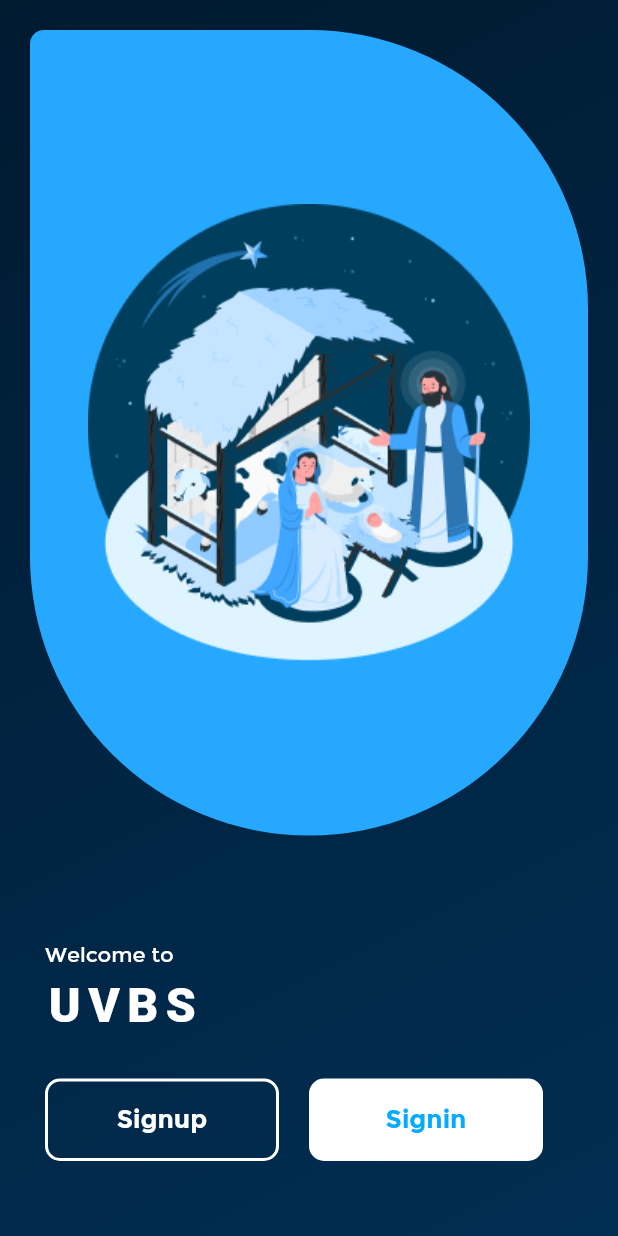
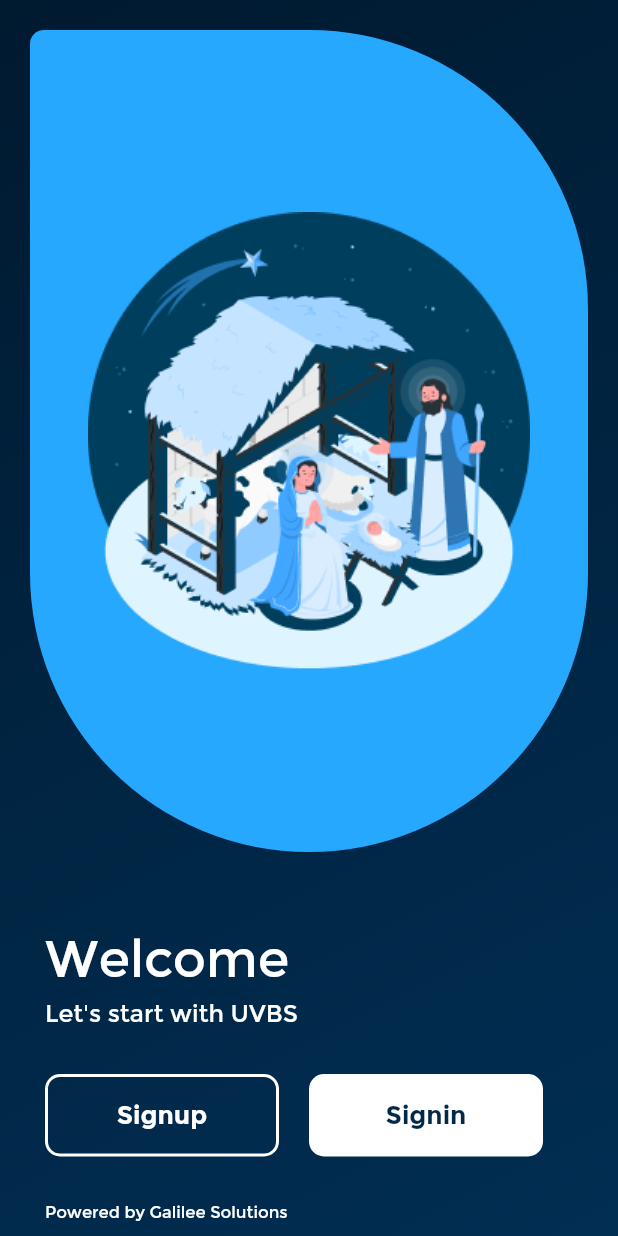
Before and after one commit to LEOANTONY2002/uvbsApp, a Flutter app: the screen it shows after launch, on a phone screen of 412 x 824 dp. Run offline on Flutter 3.47's test engine with Material 2 defaults, Android fonts, the light colour scheme and no system bars; our stand-ins replace audioplayers, better_player, blurrycontainer, carousel_slider, flutter_native_splash, graphql_flutter and 3 more; missing offline and left inert: flutter_stripe, flutter_windowmanager; Roboto replaces fonts that are missing (verdana).

```diff
--- a/lib/main.dart
+++ b/lib/main.dart
@@ -16,6 +16,7 @@ import 'package:uvbs/screens/ecom/OrderDetail.dart';
 import 'package:uvbs/screens/ecom/Orders.dart';
 import 'package:uvbs/screens/ecom/ProductDetail.dart';
 import 'package:uvbs/screens/ecom/Shipping.dart';
+// import 'package:uvbs/screens/ecom/UPI.dart';
 import 'package:uvbs/screens/stream/AudioDetail.dart';
 import 'package:uvbs/screens/stream/FavVideoDetail.dart';
 import 'package:uvbs/screens/stream/Stream.dart';
--- a/lib/screens/Login.dart
+++ b/lib/screens/Login.dart
@@ -19,7 +19,6 @@ class Login extends StatefulWidget {
 
 class _LoginState extends State<Login> {
   int screen = 0;
-  Error error = Error(open: false, msg: "");
   bool loading = false;
   String tc = "";
   String pp = "";
@@ -134,26 +133,24 @@ class _LoginState extends State<Login> {
                     children: [
                       Container(
                         padding: const EdgeInsets.symmetric(
-                            horizontal: 30, vertical: 50),
+                            horizontal: 30, vertical: 30),
                         width: MediaQuery.of(context).size.width,
                         child: Column(
                           crossAxisAlignment: CrossAxisAlignment.start,
                           children: [
                             const Text(
-                              "Welcome to",
+                              "Welcome",
                               style:
-                                  TextStyle(fontSize: 14, color: Colors.white),
+                                  TextStyle(fontSize: 34, color: Colors.white),
                             ),
                             const Padding(
                               padding: EdgeInsets.only(top: 7, bottom: 10),
                               child: Text(
-                                "UVBS",
+                                "Let's start with UVBS",
                                 style: TextStyle(
-                                    fontSize: 32,
+                                  fontSize: 16,
                                   color: Colors.white,
-                                    fontWeight: FontWeight.w800,
-                                    letterSpacing: 5,
-                                    fontFamily: 'verdana'),
+                                ),
                               ),
                             ),
                             Padding(
@@ -201,10 +198,11 @@ class _LoginState extends State<Login> {
                                               width: 2, color: Colors.white),
                                           borderRadius:
                                               BorderRadius.circular(10)),
-                                      child: Text(
+                                      child: const Text(
                                         "Signin",
                                         style: TextStyle(
-                                            color: AppColor.gradientFirst,
+                                            color:
+                                                Color.fromARGB(255, 2, 41, 72),
                                             fontSize: 17,
                                             fontWeight: FontWeight.w800),
                                       ),
@@ -212,10 +210,22 @@ class _LoginState extends State<Login> {
                                   ),
                                 ],
                               ),
-                            )
+                            ),
                           ],
                         ),
                       ),
+                      Container(
+                        padding: const EdgeInsets.only(bottom: 10),
+                        width: MediaQuery.of(context).size.width - 60,
+                        child: const Text(
+                          "Powered by Galilee Solutions",
+                          textAlign: TextAlign.left,
+                          style: TextStyle(
+                              color: Colors.white,
+                              fontWeight: FontWeight.w100,
+                              fontSize: 11),
+                        ),
+                      )
                     ],
                   ),
                 ],
@@ -481,15 +491,20 @@ class _LoginState extends State<Login> {
                                 } else {
                                   setState(() {
                                     loading = true;
-                                    error.open = false;
-                                    error.msg = "";
                                   });
                                   signupMutation(name.text, email.text,
                                           phone.text, password.text)
                                       .then((value) {
                                     if (value.hasException) {
-                                      openBottomSheet(_scaffoldKey,
-                                          "Something went wrong!");
+                                      setState(() {
+                                        loading = false;
+                                      });
+                                      print(value
+                                          .exception!.graphqlErrors[0].message);
+                                      openBottomSheet(
+                                          _scaffoldKey,
+                                          value.exception!.graphqlErrors[0]
+                                              .message);
                                     }
                                     if (value.data != null) {
                                       setState(() {
@@ -502,8 +517,10 @@ class _LoginState extends State<Login> {
                                           .setUser(user);
                                       Navigator.of(context).pushNamed("/home");
                                     } else if (value.data == null) {
-                                      openBottomSheet(_scaffoldKey,
-                                          "Something went wrong!");
+                                      openBottomSheet(
+                                          _scaffoldKeyLogin,
+                                          value.exception!.graphqlErrors[0]
+                                              .message);
                                     }
                                   });
                                 }
@@ -558,59 +575,16 @@ class _LoginState extends State<Login> {
                       ),
                     ),
                   ),
-                  error.open
-                      ? Positioned(
-                          bottom: 20,
-                          left: 30,
-                          child: Container(
-                              width: MediaQuery.of(context).size.width - 60,
-                              decoration: BoxDecoration(
-                                  borderRadius: BorderRadius.circular(10),
-                                  color:
-                                      const Color.fromARGB(255, 255, 249, 248),
-                                  boxShadow: const [
-                                    BoxShadow(
-                                        blurRadius: 10,
-                                        color:
-                                            Color.fromARGB(182, 255, 227, 227),
-                                        offset: Offset(2, 4))
-                                  ]),
-                              child: Row(
-                                mainAxisAlignment:
-                                    MainAxisAlignment.spaceBetween,
-                                children: [
-                                  Padding(
-                                    padding: const EdgeInsets.only(left: 12),
-                                    child: Text(
-                                      error.msg,
-                                      style: const TextStyle(color: Colors.red),
-                                    ),
-                                  ),
-                                  IconButton(
-                                      onPressed: () => setState(() {
-                                            error.open = false;
-                                            error.msg = "";
-                                          }),
-                                      color: Colors.red,
-                                      iconSize: 30,
-                                      icon: const Icon(Icons.cancel_rounded))
-                                ],
-                              )),
-                        )
-                      : const SizedBox(),
                   loading
                       ? Center(
-                          child: Positioned(
                           child: SizedBox.expand(
                             child: BackdropFilter(
-                                filter:
-                                    ImageFilter.blur(sigmaX: 20, sigmaY: 20),
+                              filter: ImageFilter.blur(sigmaX: 20, sigmaY: 20),
                               child: const Center(
                                 child: SizedBox(
                                   width: 50,
                                   height: 50,
                                   child: CircularProgressIndicator(),
-                                  ),
                                 ),
                               ),
                             ),
@@ -742,8 +716,6 @@ class _LoginState extends State<Login> {
                                       } else {
                                         setState(() {
                                           loading = true;
-                                          error.open = false;
-                                          error.msg = "";
                                         });
                                         loginMutation(email.text, password.text)
                                             .then((value) {
@@ -836,53 +808,13 @@ class _LoginState extends State<Login> {
                         ],
                       ),
                     ),
-                    error.open
-                        ? Positioned(
-                            bottom: 20,
-                            left: 30,
-                            child: Container(
-                                width: MediaQuery.of(context).size.width - 60,
-                                decoration: BoxDecoration(
-                                    borderRadius: BorderRadius.circular(10),
-                                    color: const Color.fromARGB(
-                                        255, 255, 249, 248),
-                                    boxShadow: const [
-                                      BoxShadow(
-                                          blurRadius: 10,
-                                          color: Color.fromARGB(
-                                              182, 255, 227, 227),
-                                          offset: Offset(2, 4))
-                                    ]),
-                                child: Row(
-                                  mainAxisAlignment:
-                                      MainAxisAlignment.spaceBetween,
-                                  children: [
-                                    Padding(
-                                      padding: const EdgeInsets.only(left: 12),
-                                      child: Text(
-                                        error.msg,
-                                        style:
-                                            const TextStyle(color: Colors.red),
-                                      ),
-                                    ),
-                                    IconButton(
-                                        onPressed: () => setState(() {
-                                              error.open = false;
-                                              error.msg = "";
-                                            }),
-                                        color: Colors.red,
-                                        iconSize: 30,
-                                        icon: const Icon(Icons.cancel_rounded))
-                                  ],
-                                )),
-                          )
-                        : const SizedBox(),
                     loading
-                        ? const Center(
-                            child: Positioned(
-                              child: BlurryContainer.expand(
-                                blur: 10,
-                                child: Center(
+                        ? Center(
+                            child: SizedBox.expand(
+                              child: BackdropFilter(
+                                filter:
+                                    ImageFilter.blur(sigmaX: 20, sigmaY: 20),
+                                child: const Center(
                                   child: SizedBox(
                                     width: 50,
                                     height: 50,
--- a/lib/screens/ecom/Orders.dart
+++ b/lib/screens/ecom/Orders.dart
@@ -65,10 +65,9 @@ class _MyOrdersState extends State<MyOrders> {
               const SizedBox(
                 height: 50,
               ),
-              orders!.isNotEmpty
+              orders.isNotEmpty
                   ? Column(
-                      children: orders!
-                          .map<Widget>((o) => GestureDetector(
+                      children: orders.map<Widget>((o) => GestureDetector(
                                 onTap: () {
                                   Provider.of<AppProvider>(context,
                                           listen: false)
--- a/pubspec.yaml
+++ b/pubspec.yaml
@@ -22,8 +22,8 @@ dependencies:
   audioplayers: ^4.0.1
   intl: ^0.18.1
   better_player: ^0.0.83
-  # razorpay_flutter: ^1.3.4
   flutter_stripe: ^3.0.1
+  flutter_windowmanager: ^0.2.0
 
 dev_dependencies:
   flutter_test:
```
Also changed, not shown: lib/screens/ecom/CheckoutStripe.dart (+7 -4 lines), lib/screens/ecom/UPI.dart (added, +202 -0 lines), lib/screens/stream/Audios.dart (+16 -14 lines), lib/screens/stream/Playlist.dart (+30 -8 lines), lib/screens/stream/VideoDetail.dart (+9 -1 lines), pubspec.lock, 9 other files. Lines whose indentation alone changed are shown as unchanged.
